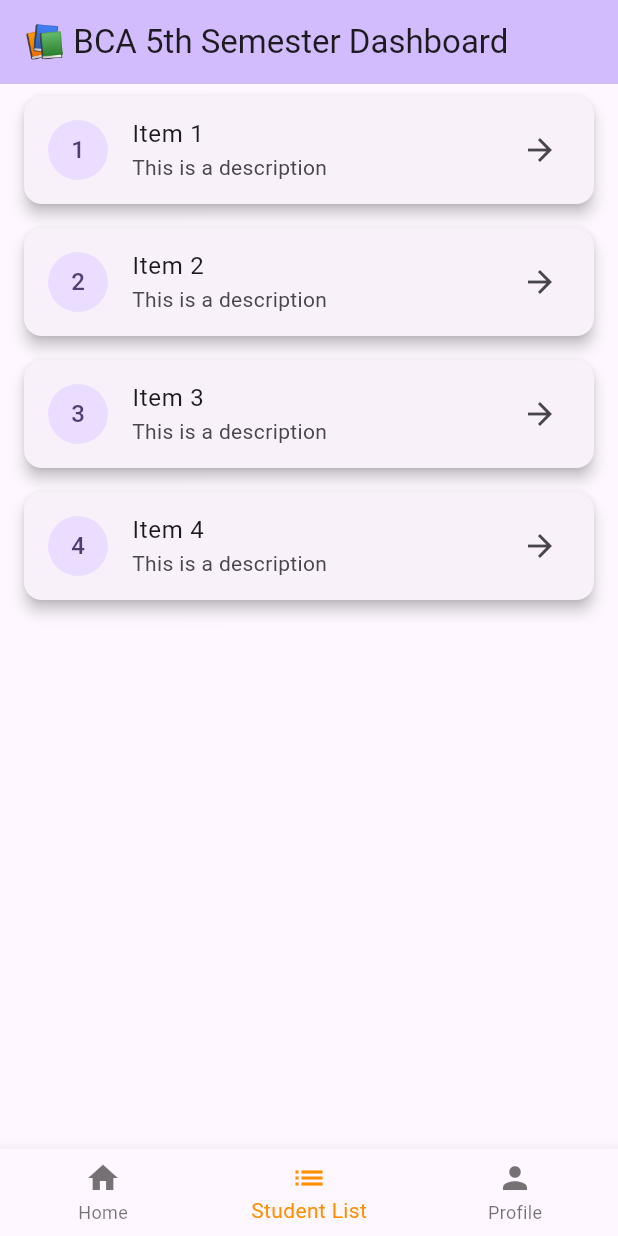
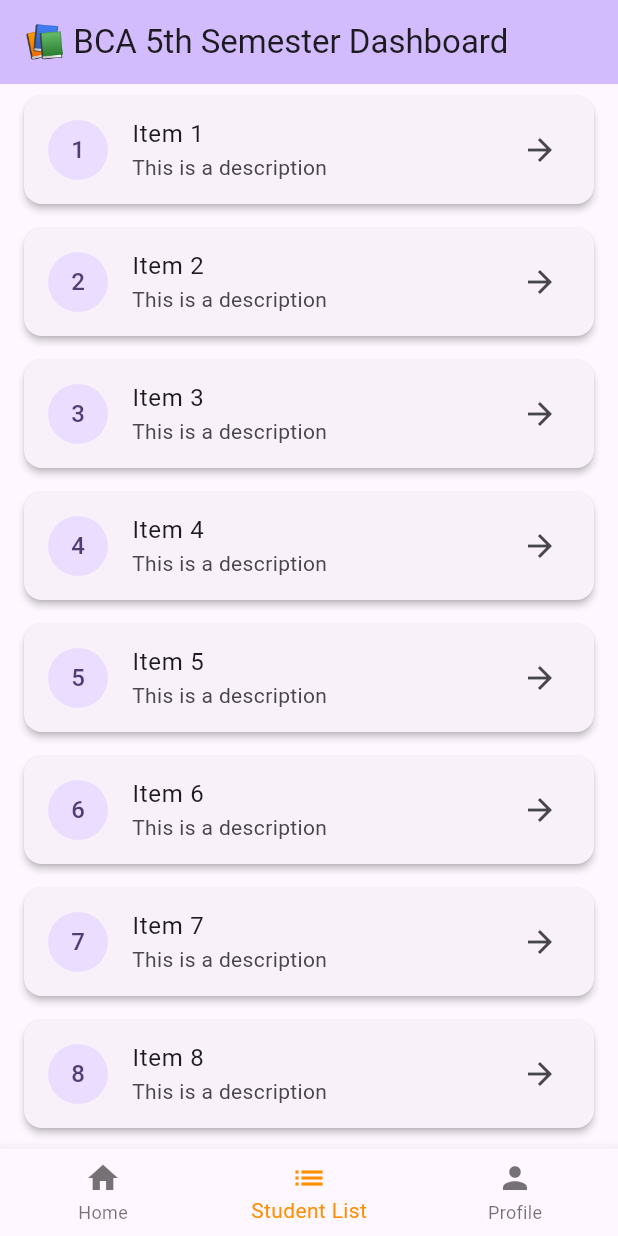
Before and after one commit to Ambikadulal/reliance_college_app, a Flutter app: the screen it shows after launch, item 2 of the bottom bar chosen, on a phone screen of 412 x 824 dp. Run offline on Flutter 3.47's test engine with Material 3 defaults, Android fonts, the phone set to English and light mode, and no system bars.

Commit message:
chnages on ui

```diff
--- a/lib/pages/screens/student_info_listview.dart
+++ b/lib/pages/screens/student_info_listview.dart
@@ -5,14 +5,17 @@ class StudentInfoListView extends StatelessWidget {
 
   @override
   Widget build(BuildContext context) {
-    final List<String> items = List.generate(4, (index) => 'Item ${index + 1}');
+    final List<String> items = List.generate(
+      10,
+      (index) => 'Item ${index + 1}',
+    );
 
     return ListView.builder(
       itemCount: items.length,
       itemBuilder: (context, index) {
         return Card(
           margin: EdgeInsets.symmetric(horizontal: 16, vertical: 8),
-          elevation: 4,
+          elevation: 2,
           child: ListTile(
             leading: CircleAvatar(child: Text('${index + 1}')),
             title: Text(items[index]),
```
Also changed, not shown: 1 other file.
